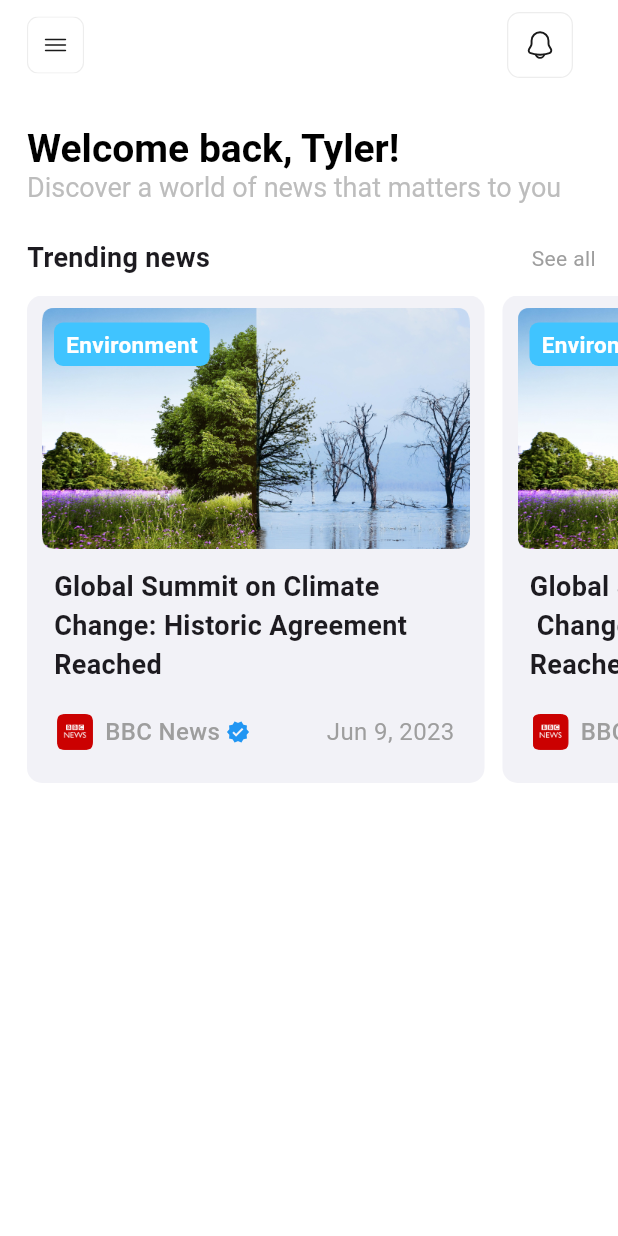
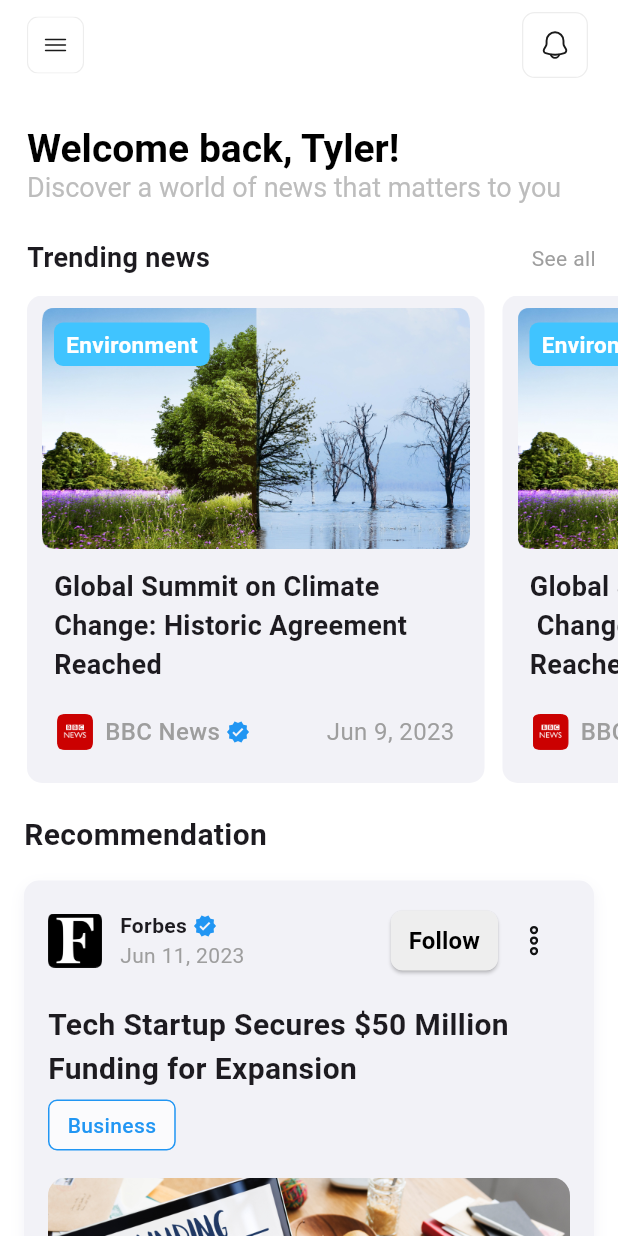
Before and after one commit to Dimo0-n/laborator2PAM, a Flutter app: the screen it shows after launch, on a phone screen of 412 x 824 dp. Run offline on Flutter 3.47's test engine with Material 3 defaults, Android fonts, the phone set to English and light mode, and no system bars; our stand-ins replace flutter_svg.

Commit message:
adaugare recommendation

```diff
--- a/lib/screens/home_screen.dart
+++ b/lib/screens/home_screen.dart
@@ -2,6 +2,7 @@ import 'package:flutter/cupertino.dart';
 import 'package:flutter/material.dart';
 import 'package:lab2/widgets/trending_news.dart';
 import '../widgets/navbar.dart';
+import '../widgets/recommendation_post.dart';
 
 class HomeScreen extends StatelessWidget {
   const HomeScreen({super.key});
@@ -41,6 +42,7 @@ class HomeScreen extends StatelessWidget {
               ),
             ),
             TrendingNewsWidget(),
+            RecommendationWidget(),
           ],
         ),
       ),
--- a/lib/widgets/navbar.dart
+++ b/lib/widgets/navbar.dart
@@ -24,7 +24,7 @@ AppBar navBar({required String title}) {
     ),
     actions: [
       Padding(
-        padding: const EdgeInsets.only(top: 0, right: 18),
+        padding: const EdgeInsets.only(top: 0, right: 8),
         child: IconButton(
           icon: SvgPicture.asset(
             'assets/notification.svg',
--- a/lib/widgets/recommendation_post.dart
+++ b/lib/widgets/recommendation_post.dart
@@ -0,0 +1,153 @@
+import 'package:flutter/cupertino.dart';
+import 'package:flutter/material.dart';
+import 'package:flutter_svg/svg.dart';
+
+class RecommendationWidget extends StatelessWidget {
+  const RecommendationWidget({super.key});
+
+  @override
+  Widget build(BuildContext context) {
+    return Padding(
+      padding: const EdgeInsets.symmetric(horizontal: 16.0, vertical: 8.0),
+      child: Column(
+        crossAxisAlignment: CrossAxisAlignment.start,
+        children: [
+          const Text(
+            "Recommendation",
+            style: TextStyle(
+              fontSize: 20,
+              fontWeight: FontWeight.bold,
+            ),
+          ),
+          const SizedBox(height: 16),
+          Container(
+            height: 412,
+            width: 392,
+            padding: const EdgeInsets.all(16),
+            decoration: BoxDecoration(
+              color: CupertinoColors.systemGrey6,
+              borderRadius: BorderRadius.circular(10),
+              boxShadow: [
+                BoxShadow(
+                  color: CupertinoColors.systemGrey6,
+                  blurRadius: 8,
+                  offset: const Offset(0, 4),
+                ),
+              ],
+            ),
+            child: Column(
+              crossAxisAlignment: CrossAxisAlignment.start,
+              children: [
+                Row(
+                  mainAxisAlignment: MainAxisAlignment.spaceBetween,
+                  children: [
+                    Row(
+                      children: [
+                        Image.asset(
+                          "assets/forbes_logo.png",
+                          fit: BoxFit.cover,
+                          height: 36,
+                          width: 36,
+                        ),
+                        const SizedBox(width: 12),
+                        Column(
+                          crossAxisAlignment: CrossAxisAlignment.start,
+                          children: [
+                            Row(
+                              children: const [
+                                Text(
+                                  "Forbes",
+                                  style: TextStyle(fontWeight: FontWeight.bold),
+                                ),
+                                SizedBox(width: 4),
+                                Icon(
+                                  Icons.verified,
+                                  size: 16,
+                                  color: Colors.blue,
+                                ),
+                              ],
+                            ),
+                            const Text(
+                              "Jun 11, 2023",
+                              style: TextStyle(color: Colors.grey),
+                            ),
+                          ],
+                        ),
+                      ],
+                    ),
+                    Row(
+                      children: [
+                        ElevatedButton(
+                          onPressed: () {},
+                          style: ElevatedButton.styleFrom(
+                            backgroundColor: Colors.grey.shade200,
+                            padding: const EdgeInsets.symmetric(horizontal: 12, vertical: 6),
+                            shape: RoundedRectangleBorder(
+                              borderRadius: BorderRadius.circular(8),
+                            ),
+                          ),
+                          child: Text(
+                            'Follow',
+                            style: const TextStyle(
+                              fontSize: 16,
+                              color: Colors.black,
+                              fontWeight: FontWeight.w600,
+                            ),
+                          ),
+                        ),
+                        Padding(
+                          padding: const EdgeInsets.only(right: 0),
+                          child: IconButton(
+                            icon: SvgPicture.asset(
+                              "assets/settings_button.svg",
+                              width: 24,
+                              height: 24,
+                            ),
+                            onPressed: () {
+                            },
+                          ),
+                        ),
+                      ],
+                    ),
+                  ],
+                ),
+                const SizedBox(height: 18),
+                const Text(
+                  "Tech Startup Secures \$50 Million Funding for Expansion",
+                  style: TextStyle(fontSize: 20, fontWeight: FontWeight.bold),
+                ),
+                const SizedBox(height: 6),
+                Container(
+                  margin: const EdgeInsets.only(bottom: 12),
+                  padding: const EdgeInsets.symmetric(horizontal: 12, vertical: 6),
+                  decoration: BoxDecoration(
+                    color: Colors.white70,
+                    borderRadius: BorderRadius.circular(6),
+                    border: Border.all(
+                      color: Colors.blue,
+                      width: 1,
+                    ),
+                  ),
+                  child: const Text(
+                    "Business",
+                    style: TextStyle(color: Colors.blue, fontWeight: FontWeight.w500),
+                  ),
+                ),
+                const SizedBox(height: 6),
+                ClipRRect(
+                  borderRadius: BorderRadius.circular(12),
+                  child: Image.asset(
+                    width: 360,
+                    height: 198,
+                    "assets/forbes_img.png",
+                    fit: BoxFit.cover,
+                  ),
+                ),
+              ],
+            ),
+          ),
+        ],
+      ),
+    );
+  }
+}
--- a/pubspec.yaml
+++ b/pubspec.yaml
@@ -56,8 +56,11 @@ flutter:
   assets:
     - assets/lateral_menu.svg
     - assets/notification.svg
+    - assets/settings_button.svg
+    - assets/forbes_logo.png
     - assets/img_1.png
     - assets/bbc_logo.png
+    - assets/forbes_img.png
 
   # To add assets to your application, add an assets section, like this:
   # assets:
```
Also changed, not shown: assets/forbes_img.png (added), assets/forbes_logo.png (added), assets/settings_button.svg (added).
